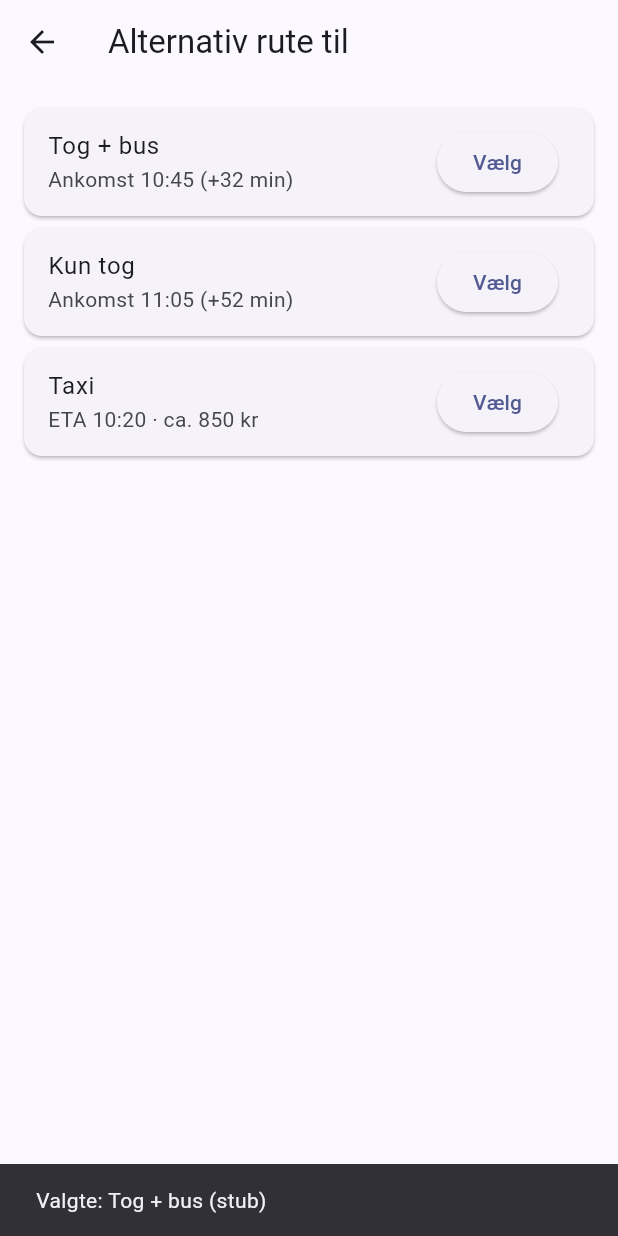
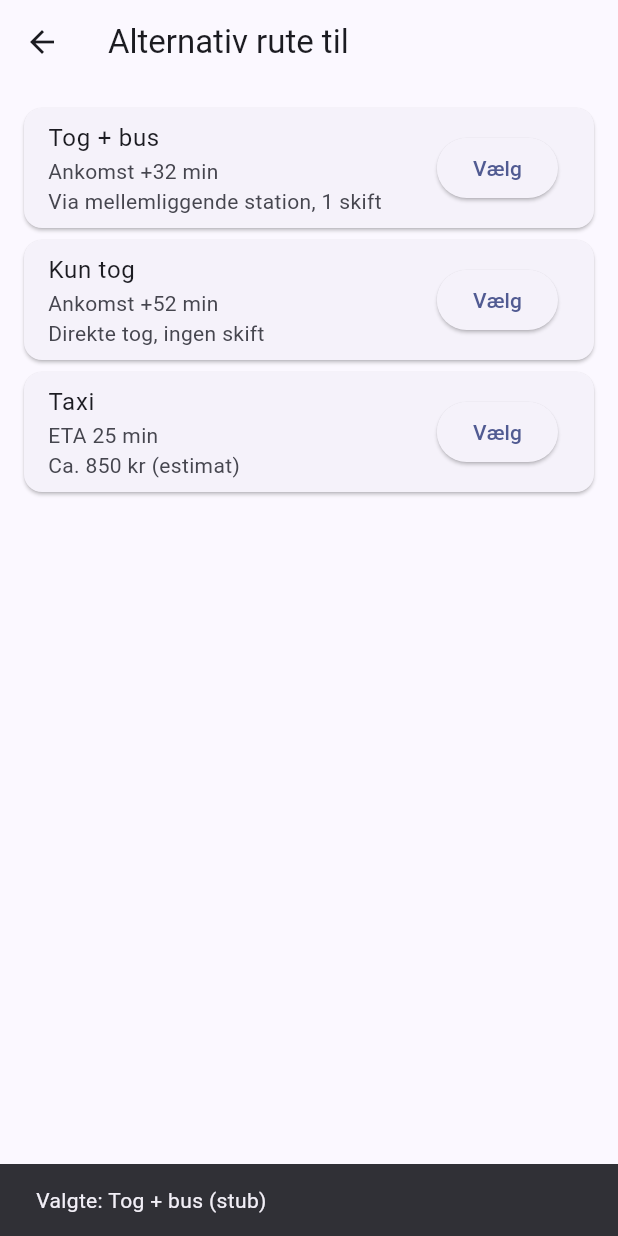
Before and after one commit to nicolaj1029/rail_app, a Flutter app: the RerouteScreen screen opened directly with empty values, after a tap on "Vælg", on a phone screen of 412 x 824 dp. Run offline on Flutter 3.47's test engine with Material 3 defaults, Android fonts, the phone set to English and light mode, and no system bars; our stand-ins replace flutter_local_notifications, geolocator, image_picker, shared_preferences; missing offline and left inert: google_mlkit_text_recognition; accounts and stored records are empty; network calls fail; project files that could hold a hidden picture were left out.

Commit message:
Refine reroute screen with stubbed service

```diff
--- a/mobile/lib/screens/reroute_screen.dart
+++ b/mobile/lib/screens/reroute_screen.dart
@@ -1,39 +1,50 @@
 import 'package:flutter/material.dart';
 
-class RerouteScreen extends StatelessWidget {
+import '../services/reroute_service.dart';
+
+class RerouteScreen extends StatefulWidget {
   final String destination;
   const RerouteScreen({super.key, required this.destination});
 
   @override
+  State<RerouteScreen> createState() => _RerouteScreenState();
+}
+
+class _RerouteScreenState extends State<RerouteScreen> {
+  final RerouteService _service = RerouteService();
+  bool loading = true;
+  List<Map<String, String>> options = [];
+
+  @override
+  void initState() {
+    super.initState();
+    _load();
+  }
+
+  Future<void> _load() async {
+    setState(() => loading = true);
+    final list = await _service.fetchOptions(widget.destination);
+    setState(() {
+      options = list;
+      loading = false;
+    });
+  }
+
+  @override
   Widget build(BuildContext context) {
-    final options = [
-      {
-        'title': 'Tog + bus',
-        'eta': 'Ankomst 10:45 (+32 min)',
-        'mode': 'mixed',
-      },
-      {
-        'title': 'Kun tog',
-        'eta': 'Ankomst 11:05 (+52 min)',
-        'mode': 'rail',
-      },
-      {
-        'title': 'Taxi',
-        'eta': 'ETA 10:20 · ca. 850 kr',
-        'mode': 'taxi',
-      },
-    ];
     return Scaffold(
-      appBar: AppBar(title: Text('Alternativ rute til $destination')),
-      body: ListView.builder(
+      appBar: AppBar(title: Text('Alternativ rute til ${widget.destination}')),
+      body: loading
+          ? const Center(child: CircularProgressIndicator())
+          : ListView.builder(
               padding: const EdgeInsets.all(12),
               itemCount: options.length,
               itemBuilder: (context, index) {
                 final o = options[index];
                 return Card(
                   child: ListTile(
-              title: Text(o['title']!),
-              subtitle: Text(o['eta']!),
+                    title: Text(o['title'] ?? ''),
+                    subtitle: Text('${o['eta'] ?? ''}\n${o['desc'] ?? ''}'),
                     trailing: ElevatedButton(
                       onPressed: () {
                         ScaffoldMessenger.of(context).showSnackBar(
--- /dev/null
+++ b/mobile/lib/services/reroute_service.dart
@@ -0,0 +1,25 @@
+import 'dart:async';
+
+/// Stub reroute service. In production, call Directions/Transit API.
+class RerouteService {
+  Future<List<Map<String, String>>> fetchOptions(String destination) async {
+    await Future.delayed(const Duration(milliseconds: 200));
+    return [
+      {
+        'title': 'Tog + bus',
+        'eta': 'Ankomst +32 min',
+        'desc': 'Via mellemliggende station, 1 skift',
+      },
+      {
+        'title': 'Kun tog',
+        'eta': 'Ankomst +52 min',
+        'desc': 'Direkte tog, ingen skift',
+      },
+      {
+        'title': 'Taxi',
+        'eta': 'ETA 25 min',
+        'desc': 'Ca. 850 kr (estimat)',
+      },
+    ];
+  }
+}
```
Lines whose indentation alone changed are shown as unchanged.
